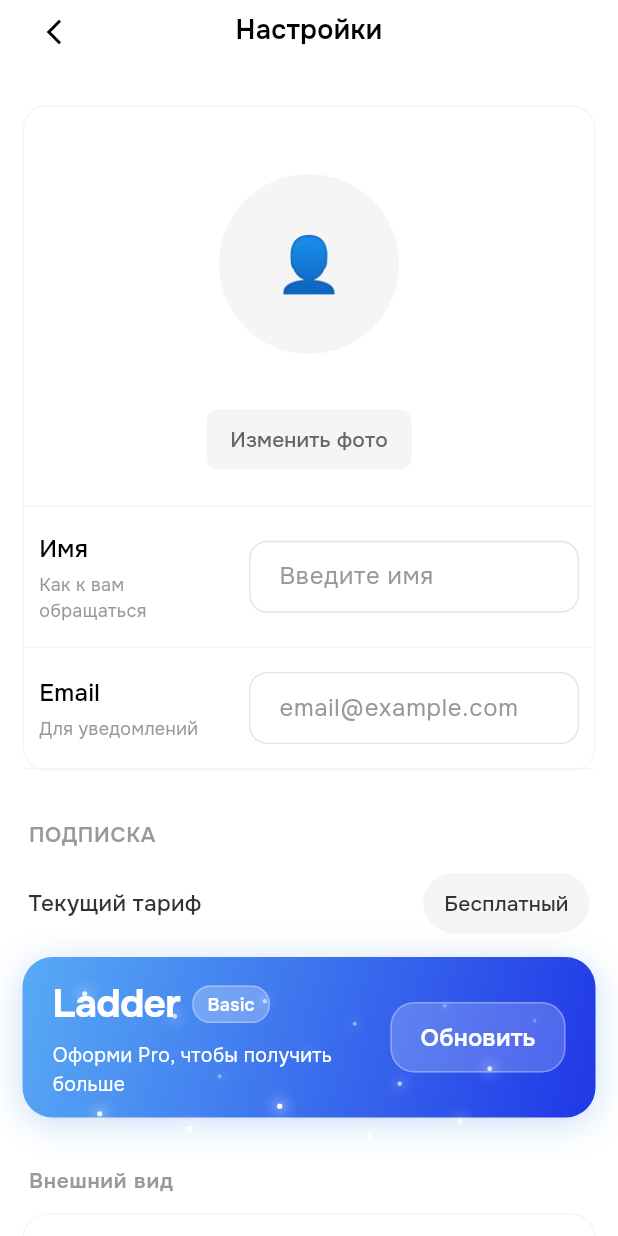
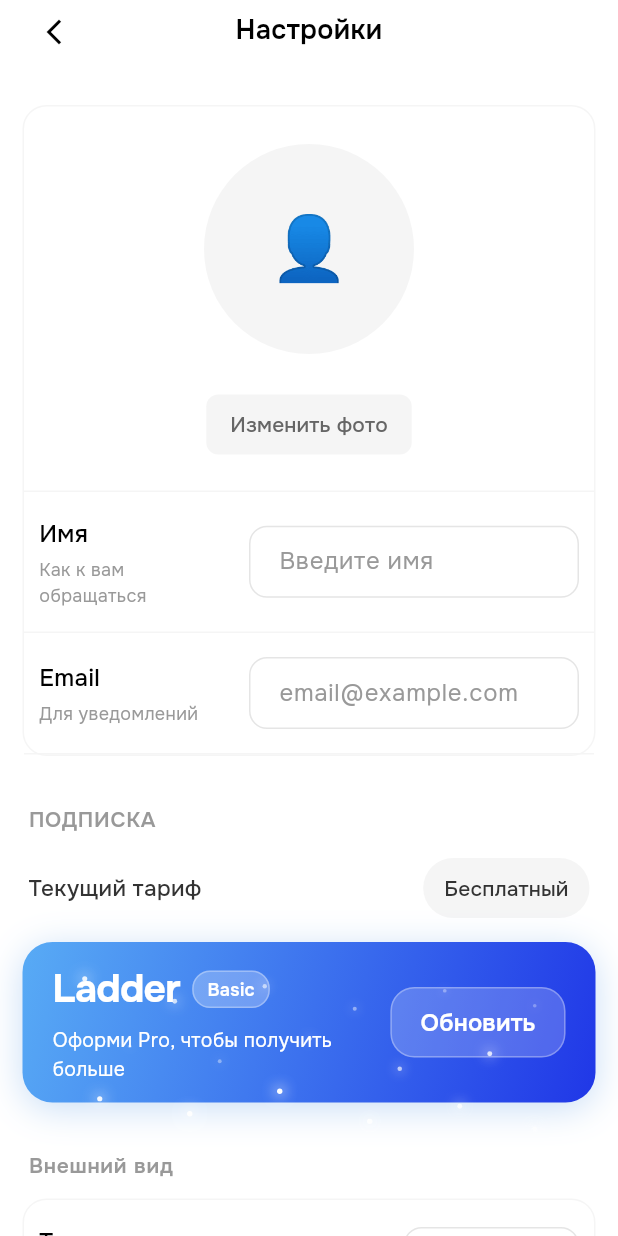
Before and after one commit to OLKHVSKIY/LadderApp, a Flutter app: the SettingsPage screen opened directly, on a phone screen of 412 x 824 dp. Run offline on Flutter 3.47's test engine with Material 3 defaults, Android fonts, the phone set to English and light mode, and no system bars; our stand-ins replace drift, drift_sqflite, file_picker, flutter_dotenv, google_fonts, image_cropper and 1 more; accounts and stored records are empty; generated files the repository leaves out were written again.

Commit message:
настройка авы

```diff
--- a/lib/pages/settings_page.dart
+++ b/lib/pages/settings_page.dart
@@ -12,6 +12,7 @@ import 'package:flutter/foundation.dart' show kIsWeb;
 
 import '../widgets/main_header.dart';
 import '../widgets/sidebar.dart';
+import '../widgets/swipe_back_wrapper.dart';
 import 'tasks_page.dart';
 import 'login_page.dart';
 import '../data/database_instance.dart';
@@ -52,6 +53,10 @@ class _SettingsPageState extends State<SettingsPage> with SingleTickerProviderSt
   }
 
   void _goBack() {
+    // Используем pop() вместо pushReplacement для правильной работы свайпа
+    if (Navigator.of(context).canPop()) {
+      Navigator.of(context).pop();
+    } else {
       Navigator.of(context).pushReplacement(
         PageRouteBuilder(
           transitionDuration: const Duration(milliseconds: 220),
@@ -61,6 +66,7 @@ class _SettingsPageState extends State<SettingsPage> with SingleTickerProviderSt
           ),
         ),
       );
+    }
   }
 
   @override
@@ -467,7 +473,8 @@ class _SettingsPageState extends State<SettingsPage> with SingleTickerProviderSt
 
   @override
   Widget build(BuildContext context) {
-    return Scaffold(
+    return SwipeBackWrapper(
+      child: Scaffold(
         backgroundColor: Colors.white,
         resizeToAvoidBottomInset: false,
         body: Stack(
@@ -527,6 +534,7 @@ class _SettingsPageState extends State<SettingsPage> with SingleTickerProviderSt
             ),
           ],
         ),
+      ),
     );
   }
 
@@ -544,7 +552,7 @@ class _SettingsPageState extends State<SettingsPage> with SingleTickerProviderSt
           child: Column(
             children: [
               Container(
-                padding: const EdgeInsets.symmetric(horizontal: 20, vertical: 20),
+                padding: const EdgeInsets.only(left: 20, right: 20, top: 10, bottom: 20),
                 decoration: const BoxDecoration(
                   border: Border(
                     bottom: BorderSide(color: Color(0xFFF5F5F5)),
@@ -566,8 +574,8 @@ class _SettingsPageState extends State<SettingsPage> with SingleTickerProviderSt
                                     File(_avatarPath!).existsSync();
 
                                 return Container(
-                                  width: 120,
-                                  height: 120,
+                                  width: 140,
+                                  height: 140,
                                   decoration: BoxDecoration(
                                     shape: BoxShape.circle,
                                     color: const Color(0xFFF5F5F5),
@@ -582,7 +590,7 @@ class _SettingsPageState extends State<SettingsPage> with SingleTickerProviderSt
                                   child: !hasAvatar
                                       ? const Text(
                                           '👤',
-                                          style: TextStyle(fontSize: 36),
+                                          style: TextStyle(fontSize: 42),
                                         )
                                       : null,
                                 );
--- /dev/null
+++ b/lib/widgets/swipe_back_wrapper.dart
@@ -0,0 +1,115 @@
+import 'package:flutter/material.dart';
+import 'package:flutter/gestures.dart';
+
+/// Обертка для добавления iOS-стиля жеста "назад" свайпом слева направо
+class SwipeBackWrapper extends StatefulWidget {
+  final Widget child;
+  final VoidCallback? onSwipeBack;
+
+  const SwipeBackWrapper({
+    super.key,
+    required this.child,
+    this.onSwipeBack,
+  });
+
+  @override
+  State<SwipeBackWrapper> createState() => _SwipeBackWrapperState();
+}
+
+class _SwipeBackWrapperState extends State<SwipeBackWrapper> {
+  double _dragStartX = 0;
+  double _dragOffset = 0;
+  bool _isDragging = false;
+  int? _pointerId;
+  static const double _edgeThreshold = 30.0;
+
+  @override
+  Widget build(BuildContext context) {
+    return Listener(
+      behavior: HitTestBehavior.translucent,
+      onPointerDown: (event) {
+        // Начинаем жест только если он начинается от левого края (в пределах 30px)
+        // Используем globalPosition для координат относительно экрана
+        if (event.position.dx <= _edgeThreshold && _pointerId == null) {
+          // Проверяем, можно ли вернуться назад
+          final navigator = Navigator.maybeOf(context);
+          final canSwipe = widget.onSwipeBack != null ||
+                          (navigator != null && navigator.canPop());
+          if (canSwipe) {
+            _pointerId = event.pointer;
+            setState(() {
+              _dragStartX = event.position.dx;
+              _dragOffset = 0;
+              _isDragging = true;
+            });
+          }
+        }
+      },
+      onPointerMove: (event) {
+        if (_isDragging && _pointerId == event.pointer) {
+          final newOffset = event.position.dx - _dragStartX;
+          // Ограничиваем движение только вправо
+          if (newOffset > 0) {
+            setState(() {
+              _dragOffset = newOffset;
+            });
+          } else {
+            setState(() {
+              _dragOffset = 0;
+            });
+          }
+        }
+      },
+      onPointerUp: (event) {
+        if (_isDragging && _pointerId == event.pointer) {
+          final screenWidth = MediaQuery.of(context).size.width;
+
+          // Возвращаем назад, если свайп был достаточно длинным (более 30% ширины экрана)
+          if (_dragOffset > screenWidth * 0.3) {
+            if (widget.onSwipeBack != null) {
+              widget.onSwipeBack!();
+            } else {
+              final navigator = Navigator.maybeOf(context);
+              if (navigator != null && navigator.canPop()) {
+                navigator.pop();
+              }
+            }
+          }
+
+          _pointerId = null;
+          setState(() {
+            _isDragging = false;
+            _dragOffset = 0;
+          });
+        }
+      },
+      onPointerCancel: (event) {
+        if (_pointerId == event.pointer) {
+          _pointerId = null;
+          setState(() {
+            _isDragging = false;
+            _dragOffset = 0;
+          });
+        }
+      },
+      child: Stack(
+        children: [
+          widget.child,
+          // Визуальная индикация жеста
+          if (_isDragging && _dragOffset > 0)
+            Positioned(
+              left: 0,
+              top: 0,
+              bottom: 0,
+              width: _dragOffset.clamp(0, MediaQuery.of(context).size.width),
+              child: Container(
+                color: Colors.black.withOpacity(
+                  (0.1 * (_dragOffset / MediaQuery.of(context).size.width)).clamp(0.0, 0.3)
+                ),
+              ),
+            ),
+        ],
+      ),
+    );
+  }
+}
```
Also changed, not shown: lib/pages/plan_page.dart (+22 -10 lines). Lines whose indentation alone changed are shown as unchanged.
